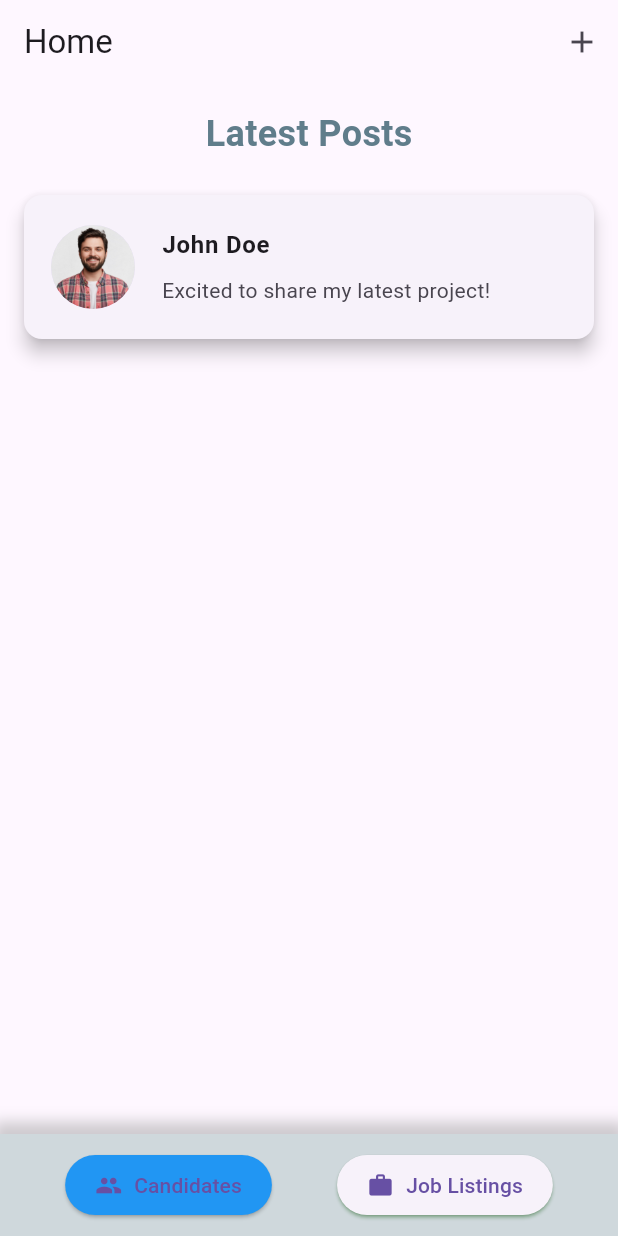
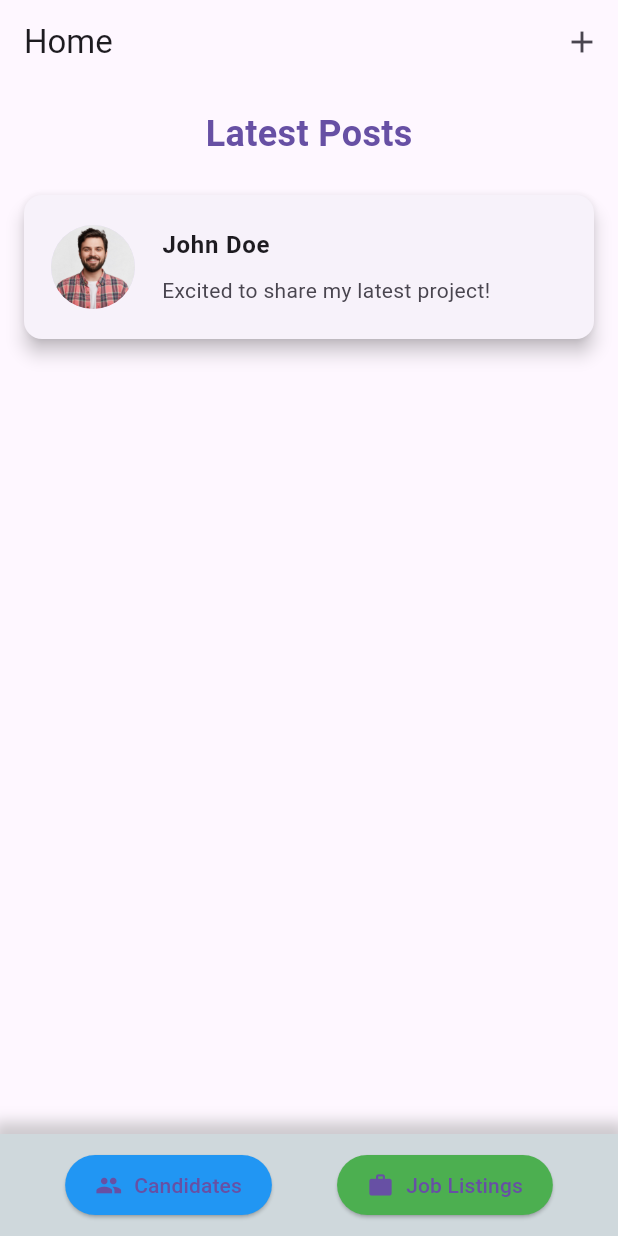
Before and after one commit to Dannysyed/jobrecruiting_usingFlutter, a Flutter app: the screen it shows after launch, on a phone screen of 412 x 824 dp. Run offline on Flutter 3.47's test engine with Material 3 defaults, Android fonts, the phone set to English and light mode, and no system bars.

Commit message:
Theme update of homepage

```diff
--- a/lib/home_screen.dart
+++ b/lib/home_screen.dart
@@ -33,7 +33,7 @@ class HomeScreen extends StatelessWidget {
               style: TextStyle(
                   fontSize: 24,
                   fontWeight: FontWeight.bold,
-                  color: Colors.blueGrey),
+                  color: Theme.of(context).primaryColor),
             ),
           ),
           Expanded(
@@ -113,7 +113,7 @@ class HomeScreen extends StatelessWidget {
                   icon: Icon(Icons.work),
                   label: Text('Job Listings'),
                   style: ElevatedButton.styleFrom(
-                    shadowColor: Colors.green,
+                    backgroundColor: Colors.green,
                     padding: EdgeInsets.symmetric(horizontal: 20, vertical: 10),
                   ),
                 ),
```
